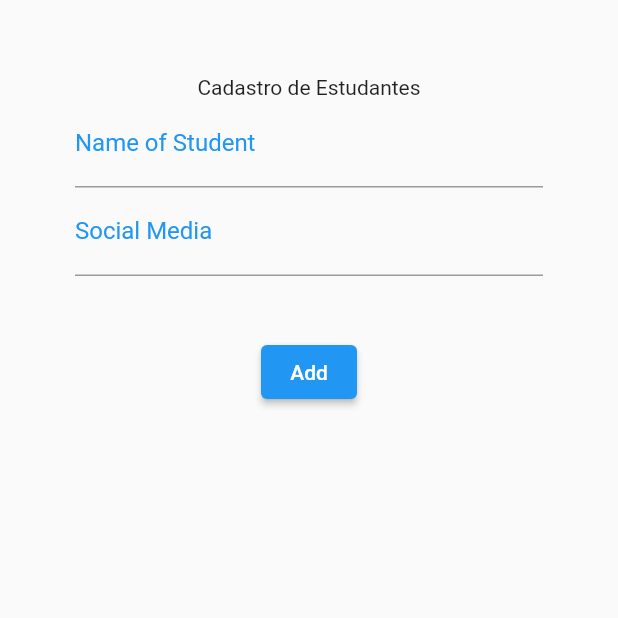
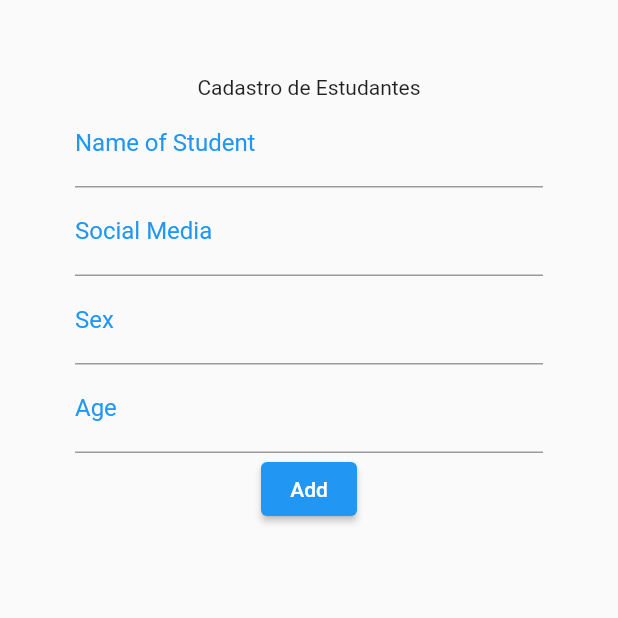
Before and after one commit to DanubiaM/Computer-Engineering-, a Flutter app: the AddStudentScreen screen opened directly, on a phone screen of 412 x 824 dp, the top half of it. Run offline on Flutter 3.47's test engine with Material 2 defaults, Android fonts, the phone set to English and light mode, and no system bars; our stand-ins replace cloud_firestore, firebase_core; accounts and stored records are empty.

Commit message:
feat: added 2 input

```diff
--- a/LPIII -Flutter/econ_aulas/lib/screens/add_student_screen.dart
+++ b/LPIII -Flutter/econ_aulas/lib/screens/add_student_screen.dart
@@ -11,9 +11,12 @@ class AddStudentScreen extends StatefulWidget {
 class _AddStudentScreenState extends State<AddStudentScreen> {
   TextEditingController _controllerName = TextEditingController();
   TextEditingController _controllerSocialMedia = TextEditingController();
+  TextEditingController _controllerSexo = TextEditingController();
+  TextEditingController _controllerAge = TextEditingController();
 
   @override
   Widget build(BuildContext context) {
+    print(_controllerAge);
     return Scaffold(
       backgroundColor: Colors.limeAccent[50],
       body: Form(
@@ -36,16 +39,33 @@ class _AddStudentScreenState extends State<AddStudentScreen> {
                   labelStyle: TextStyle(color: Colors.blue),
                   hintText: 'Please, enter with your social media'),
             ),
-            SizedBox(
-              height: 40,
+            TextFormField(
+              controller: _controllerSexo,
+              decoration: InputDecoration(
+                  labelText: "Sex",
+                  labelStyle: TextStyle(color: Colors.blue),
+                  hintText: 'Please, enter with your sex'),
+            ),
+            TextFormField(
+              controller: _controllerAge,
+              decoration: InputDecoration(
+                  labelText: "Age",
+                  labelStyle: TextStyle(color: Colors.blue),
+                  hintText: 'Please, enter with your age'),
             ),
             ElevatedButton(
               onPressed: () {
                 Database.addStudent(
-                    name: _controllerName.text,
-                    socialMedia: _controllerSocialMedia.text);
+                  name: _controllerName.text,
+                  socialMedia: _controllerSocialMedia.text,
+                  sexo: _controllerSexo.text,
+                  age: int.parse(_controllerAge.text),
+                );
                 //Volta para a tela anterior ao clicar no botão
                 Navigator.of(context).pop();
+                SizedBox(
+                  height: 35,
+                );
               },
               child: Text("Add"),
             )
```
